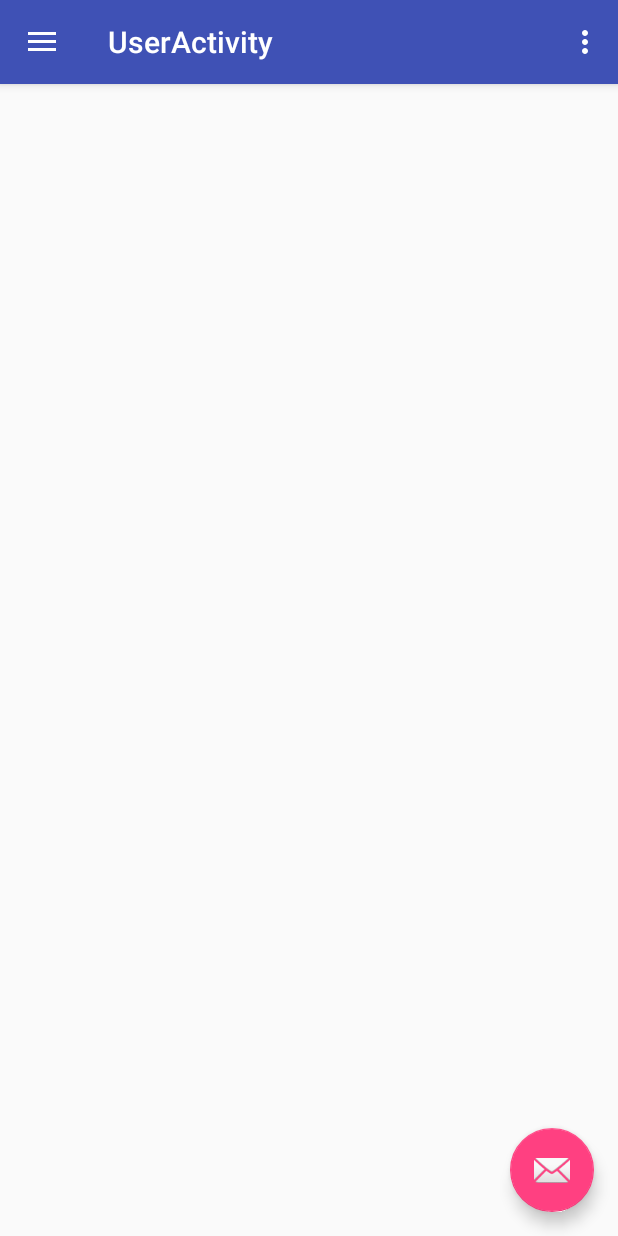
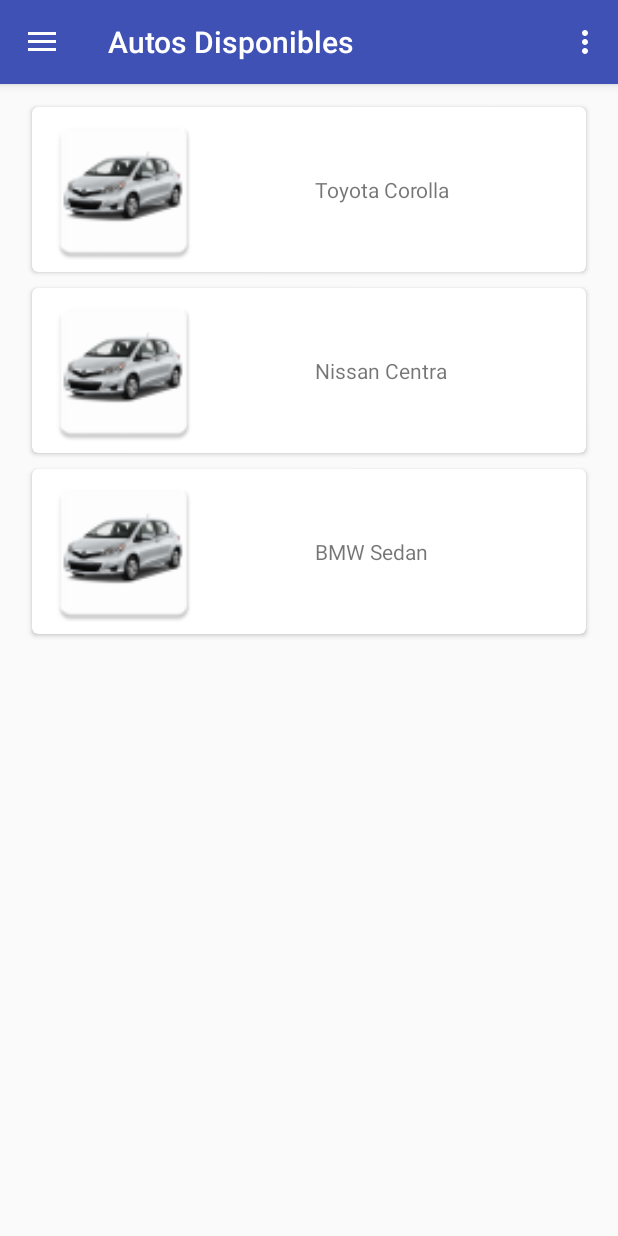
Before and after one commit to cricaldi/Innovator_UPC, an Android app: the UserActivity screen opened directly, with no data from a screen before it, on a phone screen of 412 x 824 dp. Run offline under Robolectric (Android 15) with nearby library versions, the phone set to English and light mode, and no system bars.

Commit message:
Listar Autos
Listado de Autos

```diff
--- a/Aplicativo/RentalCarApp/app/src/main/java/pe/edu/upc/rentalcarapp/activities/UserActivity.java
+++ b/Aplicativo/RentalCarApp/app/src/main/java/pe/edu/upc/rentalcarapp/activities/UserActivity.java
@@ -1,16 +1,24 @@
 package pe.edu.upc.rentalcarapp.activities;
 
+import android.content.Intent;
 import android.os.Bundle;
 import android.support.design.widget.NavigationView;
 import android.support.v4.view.GravityCompat;
 import android.support.v4.widget.DrawerLayout;
 import android.support.v7.app.ActionBarDrawerToggle;
 import android.support.v7.app.AppCompatActivity;
+import android.support.v7.widget.LinearLayoutManager;
+import android.support.v7.widget.RecyclerView;
 import android.support.v7.widget.Toolbar;
 import android.view.Menu;
 import android.view.MenuItem;
 
+import java.util.ArrayList;
+
 import pe.edu.upc.rentalcarapp.R;
+import pe.edu.upc.rentalcarapp.models.Car;
+import pe.edu.upc.rentalcarapp.activities.UserActivity;
+import pe.edu.upc.rentalcarapp.models.CarAdapter;
 
 /**
  * Created by Aldo Pizarro on 03/12/2015.
@@ -18,11 +26,26 @@
 public class UserActivity extends AppCompatActivity
         implements NavigationView.OnNavigationItemSelectedListener{
 
+    private ArrayList<Car> cars;
+    private RecyclerView mCarsRecyclerView;
+    private RecyclerView.Adapter mCarsAdapter;
+    private RecyclerView.LayoutManager mCarsLayoutManager;
+
 
     @Override
     protected void onCreate(Bundle savedInstanceState) {
         super.onCreate(savedInstanceState);
         setContentView(R.layout.activity_user);
+
+        cars = new ArrayList<>();
+        initializeData();
+        mCarsRecyclerView = (RecyclerView) findViewById(R.id.carsRecyclerView);
+        mCarsRecyclerView.setHasFixedSize(true);
+        mCarsLayoutManager = new LinearLayoutManager(this);
+        mCarsRecyclerView.setLayoutManager(mCarsLayoutManager);
+        mCarsAdapter = new CarAdapter(cars);
+        mCarsRecyclerView.setAdapter(mCarsAdapter);
+
         Toolbar toolbar = (Toolbar) findViewById(R.id.toolbar);
         setSupportActionBar(toolbar);
 
@@ -75,9 +98,10 @@
         // Handle navigation view item clicks here.
         int id = item.getItemId();
 
-        if (id == R.id.nav_camara) {
-            // Handle the camera action
-        } else if (id == R.id.nav_gallery) {
+        if (id == R.id.nav_gallery) {
+            finish();
+            startActivity(new Intent(getBaseContext(), UserActivity.class));
+        } else if (id == R.id.nav_camara) {
 
         } else if (id == R.id.nav_slideshow) {
 
@@ -85,12 +109,24 @@
 
         } else if (id == R.id.nav_share) {
 
-        } else if (id == R.id.nav_send) {
-
+        } else if (id == R.id.nav_logoff) {
+            finish();
         }
 
         DrawerLayout drawer = (DrawerLayout) findViewById(R.id.drawer_layout);
         drawer.closeDrawer(GravityCompat.START);
         return true;
     }
+
+    public void initializeData() {
+        cars = new ArrayList<>();
+        cars.add(new Car("Toyota", "Corolla", "2013", "Plomo",
+                "Carro en estreno, solo 2 usos", Integer.toString(R.mipmap.ic_car_001)));
+        cars.add(new Car("Nissan", "Centra", "2013", "Plomo",
+                "Carro en estreno, solo 2 usos", Integer.toString(R.mipmap.ic_car_001)));
+        cars.add(new Car("BMW", "Sedan", "2013", "Plomo",
+                "Carro en estreno, solo 2 usos", Integer.toString(R.mipmap.ic_car_001)));
+
+
+    }
 }
--- /dev/null
+++ b/Aplicativo/RentalCarApp/app/src/main/java/pe/edu/upc/rentalcarapp/models/Car.java
@@ -0,0 +1,71 @@
+package pe.edu.upc.rentalcarapp.models;
+
+/**
+ * Created by Aldo Pizarro on 03/12/2015.
+ */
+public class Car {
+
+    private String trademarkCar;
+    private String modelCar;
+    private String yearCar;
+    private String colorCar;
+    private String descriptionCar;
+    private String pictureUrlCar;
+
+    public Car(String trademarkCar, String modelCar, String yearCar, String colorCar, String descriptionCar, String pictureUrlCar) {
+        this.trademarkCar = trademarkCar;
+        this.modelCar = modelCar;
+        this.yearCar = yearCar;
+        this.colorCar = colorCar;
+        this.descriptionCar = descriptionCar;
+        this.pictureUrlCar = pictureUrlCar;
+    }
+
+    public String getTrademarkCar() {
+        return trademarkCar;
+    }
+
+    public void setTrademarkCar(String trademarkCar) {
+        this.trademarkCar = trademarkCar;
+    }
+
+    public String getModelCar() {
+        return modelCar;
+    }
+
+    public void setModelCar(String modelCar) {
+        this.modelCar = modelCar;
+    }
+
+    public String getYearCar() {
+        return yearCar;
+    }
+
+    public void setYearCar(String yearCar) {
+        this.yearCar = yearCar;
+    }
+
+    public String getColorCar() {
+        return colorCar;
+    }
+
+    public void setColorCar(String colorCar) {
+        this.colorCar = colorCar;
+    }
+
+    public String getDescriptionCar() {
+        return descriptionCar;
+    }
+
+    public void setDescriptionCar(String descriptionCar) {
+        this.descriptionCar = descriptionCar;
+    }
+
+    public String getPictureUrlCar() {
+        return pictureUrlCar;
+    }
+
+    public void setPictureUrlCar(String pictureUrlCar) {
+        this.pictureUrlCar = pictureUrlCar;
+    }
+}
--- /dev/null
+++ b/Aplicativo/RentalCarApp/app/src/main/java/pe/edu/upc/rentalcarapp/models/CarAdapter.java
@@ -0,0 +1,91 @@
+package pe.edu.upc.rentalcarapp.models;
+
+import android.content.Intent;
+import android.os.Bundle;
+import android.support.v7.widget.CardView;
+import android.support.v7.widget.RecyclerView;
+import android.view.LayoutInflater;
+import android.view.View;
+import android.view.ViewGroup;
+import android.widget.ImageView;
+import android.widget.TextView;
+
+import pe.edu.upc.rentalcarapp.R;
+import pe.edu.upc.rentalcarapp.activities.UserActivity;
+
+//import com.xendacentral.darkcatalog.activities.ItemActivity;
+
+import java.util.ArrayList;
+
+/**
+ * Created by Aldo Pizarro on 03/12/2015.
+ */
+public class CarAdapter extends RecyclerView.Adapter<CarAdapter.ViewHolder> {
+    private ArrayList<Car> cars;
+
+    public CarAdapter(ArrayList<Car> cars) {
+        this.cars = cars;
+    }
+
+    public static class ViewHolder extends RecyclerView.ViewHolder {
+        TextView nameTextView;
+        ImageView pictureImageView;
+        CardView personCard;
+
+        public ViewHolder(View itemView) {
+            super(itemView);
+            personCard = (CardView) itemView.findViewById(R.id.car_card);
+            nameTextView = (TextView) itemView.findViewById(R.id.nameTextView);
+            pictureImageView = (ImageView) itemView.findViewById(R.id.pictureImageView);
+        }
+
+    }
+
+    @Override
+    public ViewHolder onCreateViewHolder(ViewGroup parent, int viewType) {
+        View view = LayoutInflater.from(parent.getContext()).inflate(R.layout.car_card, parent, false);
+        ViewHolder viewHolder = new ViewHolder(view);
+        return viewHolder;
+
+    }
+
+    @Override
+    public void onBindViewHolder(ViewHolder holder, final int position) {
+        holder.nameTextView.setText(cars.get(position).getTrademarkCar() + " " +
+                cars.get(position).getModelCar());
+        holder.pictureImageView.setImageResource(
+                Integer.parseInt(cars.get(position).getPictureUrlCar()));
+    }
+    /*@Override
+    public void onBindViewHolder(ViewHolder holder, final int position) {
+        holder.nameTextView.setText(cars.get(position).getTrademarkCar() + " " +
+                cars.get(position).getModelCar());
+        holder.pictureImageView.setImageResource(
+                Integer.parseInt(cars.get(position).getPictureUrlCar()));
+        holder.itemView.setOnClickListener(new View.OnClickListener() {
+            @Override
+            public void onClick(View view) {
+                System.out.printf("Selected position: %d%n", position);
+                Intent itemIntent = new Intent(view.getContext(), CarsActivity.class);
+                Bundle bundle = new Bundle();
+                bundle.putString("firstName", cars.get(position).getTrademarkCar());
+                bundle.putString("lastName", cars.get(position).getModelCar());
+                bundle.putString("pictureUrl", cars.get(position).getPictureUrlCar());
+                bundle.putString("shortBio", cars.get(position).getDescriptionCar());
+                itemIntent.putExtras(bundle);
+                view.getContext().startActivity(itemIntent);
+            }
+        });
+    }*/
+
+
+    @Override
+    public int getItemCount() {
+        return cars.size();
+    }
+
+    @Override
+    public void onAttachedToRecyclerView(RecyclerView recyclerView) {
+        super.onAttachedToRecyclerView(recyclerView);
+    }
+}
--- a/Aplicativo/RentalCarApp/app/src/main/res/layout/app_bar_user.xml
+++ b/Aplicativo/RentalCarApp/app/src/main/res/layout/app_bar_user.xml
@@ -17,9 +17,9 @@
 
     <include layout="@layout/content_user" />
 
-    <android.support.design.widget.FloatingActionButton android:id="@+id/fab"
+    <!--android.support.design.widget.FloatingActionButton android:id="@+id/fab"
         android:layout_width="wrap_content" android:layout_height="wrap_content"
         android:layout_gravity="bottom|end" android:layout_margin="@dimen/fab_margin"
-        android:src="@android:drawable/ic_dialog_email" />
+        android:src="@android:drawable/ic_dialog_email" /-->
 
 </android.support.design.widget.CoordinatorLayout>
--- /dev/null
+++ b/Aplicativo/RentalCarApp/app/src/main/res/layout/car_card.xml
@@ -0,0 +1,36 @@
+<?xml version="1.0" encoding="utf-8"?>
+<android.support.v7.widget.CardView
+    xmlns:card_view="http://schemas.android.com/apk/res-auto"
+    xmlns:android="http://schemas.android.com/apk/res/android"
+    android:id="@+id/car_card"
+    android:layout_width="match_parent"
+    android:layout_height="wrap_content"
+    card_view:cardCornerRadius="4dp"
+    android:layout_margin="5dp"
+    android:clickable="true"
+    android:onClick="onClick">
+    <RelativeLayout
+        android:layout_width="match_parent"
+        android:layout_height="110dp">
+        <TextView
+            android:layout_width="120dp"
+            android:layout_height="wrap_content"
+            android:text="Toyota - Corolla"
+            android:id="@+id/nameTextView"
+            android:layout_centerVertical="true"
+            android:layout_toEndOf="@+id/pictureImageView"
+            android:layout_marginStart="66dp" />
+
+        <ImageView
+            android:layout_width="120dp"
+            android:layout_height="match_parent"
+            android:id="@+id/pictureImageView"
+            android:layout_centerVertical="true"
+            android:layout_alignParentStart="true"
+            android:layout_marginLeft="1dp"
+            android:layout_marginRight="1dp"
+            android:layout_marginTop="1dp"
+            android:layout_marginBottom="1dp"
+            android:src="@mipmap/ic_car_001" />
+    </RelativeLayout>
+</android.support.v7.widget.CardView>
--- a/Aplicativo/RentalCarApp/app/src/main/res/layout/content_user.xml
+++ b/Aplicativo/RentalCarApp/app/src/main/res/layout/content_user.xml
@@ -1,12 +1,20 @@
 <?xml version="1.0" encoding="utf-8"?>
-<RelativeLayout xmlns:android="http://schemas.android.com/apk/res/android"
+<LinearLayout xmlns:android="http://schemas.android.com/apk/res/android"
     xmlns:tools="http://schemas.android.com/tools"
-    xmlns:app="http://schemas.android.com/apk/res-auto" android:layout_width="match_parent"
-    android:layout_height="match_parent" android:paddingLeft="@dimen/activity_horizontal_margin"
+    android:layout_width="match_parent"
+    android:layout_height="match_parent"
+    android:paddingLeft="@dimen/activity_horizontal_margin"
     android:paddingRight="@dimen/activity_horizontal_margin"
     android:paddingTop="@dimen/activity_vertical_margin"
     android:paddingBottom="@dimen/activity_vertical_margin"
-    app:layout_behavior="@string/appbar_scrolling_view_behavior" tools:showIn="@layout/app_bar_main"
-    tools:context=".MainActivity">
+    tools:context="com.xendacentral.darkcatalog.activities.CatalogActivity"
+    android:orientation="vertical">
 
-</RelativeLayout>
+    <android.support.v7.widget.RecyclerView
+        android:id="@+id/carsRecyclerView"
+        xmlns:android="http://schemas.android.com/apk/res/android"
+        xmlns:tools="http://schemas.android.com/tools"
+        android:layout_width="match_parent"
+        android:layout_height="match_parent"
+        android:layout_marginTop="50dp"/>
+</LinearLayout>
--- a/Aplicativo/RentalCarApp/app/src/main/res/menu/activity_user_drawer.xml
+++ b/Aplicativo/RentalCarApp/app/src/main/res/menu/activity_user_drawer.xml
@@ -2,23 +2,18 @@
 <menu xmlns:android="http://schemas.android.com/apk/res/android">
 
     <group android:checkableBehavior="single">
+        <item android:id="@+id/nav_gallery" android:icon="@android:drawable/ic_menu_gallery"
+            android:title="Autos Disponibles" />
         <item android:id="@+id/nav_camara" android:icon="@android:drawable/ic_menu_camera"
             android:title="Import" />
-        <item android:id="@+id/nav_gallery" android:icon="@android:drawable/ic_menu_gallery"
-            android:title="Gallery" />
         <item android:id="@+id/nav_slideshow" android:icon="@android:drawable/ic_menu_slideshow"
             android:title="Slideshow" />
         <item android:id="@+id/nav_manage" android:icon="@android:drawable/ic_menu_manage"
             android:title="Tools" />
+        <item android:id="@+id/nav_share" android:icon="@android:drawable/ic_menu_share"
+            android:title="Share" />
+        <item android:id="@+id/nav_logoff" android:icon="@android:drawable/ic_lock_power_off"
+            android:title="Salir" />
     </group>
 
-    <item android:title="Communicate">
-        <menu>
-            <item android:id="@+id/nav_share" android:icon="@android:drawable/ic_menu_share"
-                android:title="Share" />
-            <item android:id="@+id/nav_send" android:icon="@android:drawable/ic_menu_send"
-                android:title="Send" />
-        </menu>
-    </item>
-
 </menu>
--- a/Aplicativo/RentalCarApp/app/src/main/res/values/strings.xml
+++ b/Aplicativo/RentalCarApp/app/src/main/res/values/strings.xml
@@ -1,6 +1,6 @@
 <resources>
     <string name="app_name">RentalCarApp</string>
-    <string name="title_activity_user">UserActivity</string>
+    <string name="title_activity_user">Autos Disponibles</string>
 
     <string name="title_section1">Section 1</string>
     <string name="title_section2">Section 2</string>
```
Also changed, not shown: Aplicativo/RentalCarApp/app/src/main/ic_car_001-web.png (added), Aplicativo/RentalCarApp/app/src/main/res/mipmap-hdpi/ic_car_001.png (added), Aplicativo/RentalCarApp/app/src/main/res/mipmap-mdpi/ic_car_001.png (added), Aplicativo/RentalCarApp/app/src/main/res/mipmap-xhdpi/ic_car_001.png (added), Aplicativo/RentalCarApp/app/src/main/res/mipmap-xxhdpi/ic_car_001.png (added), Aplicativo/RentalCarApp/app/src/main/res/mipmap-xxxhdpi/ic_car_001.png (added).
